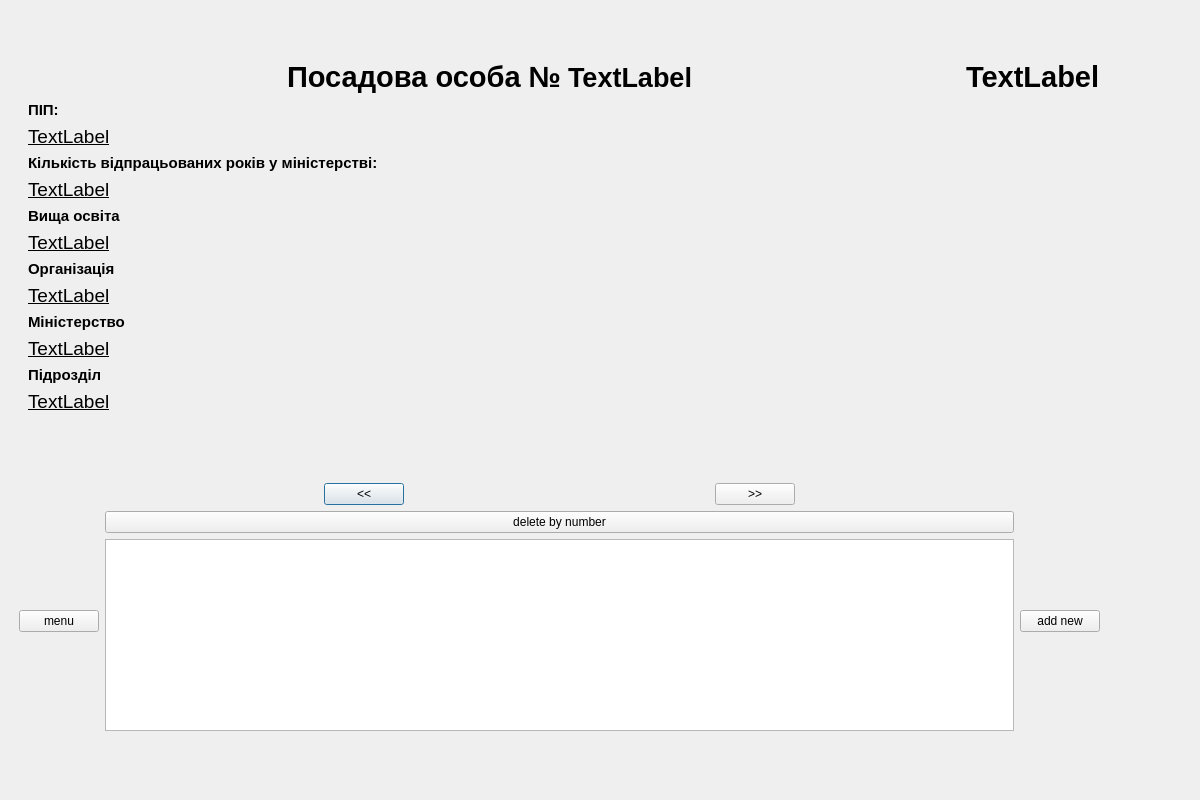
Before: the Qt Designer form Sem2/exam_2sem/listofpersons.ui in Alina-Hryn/OOP, drawn with Qt 5.
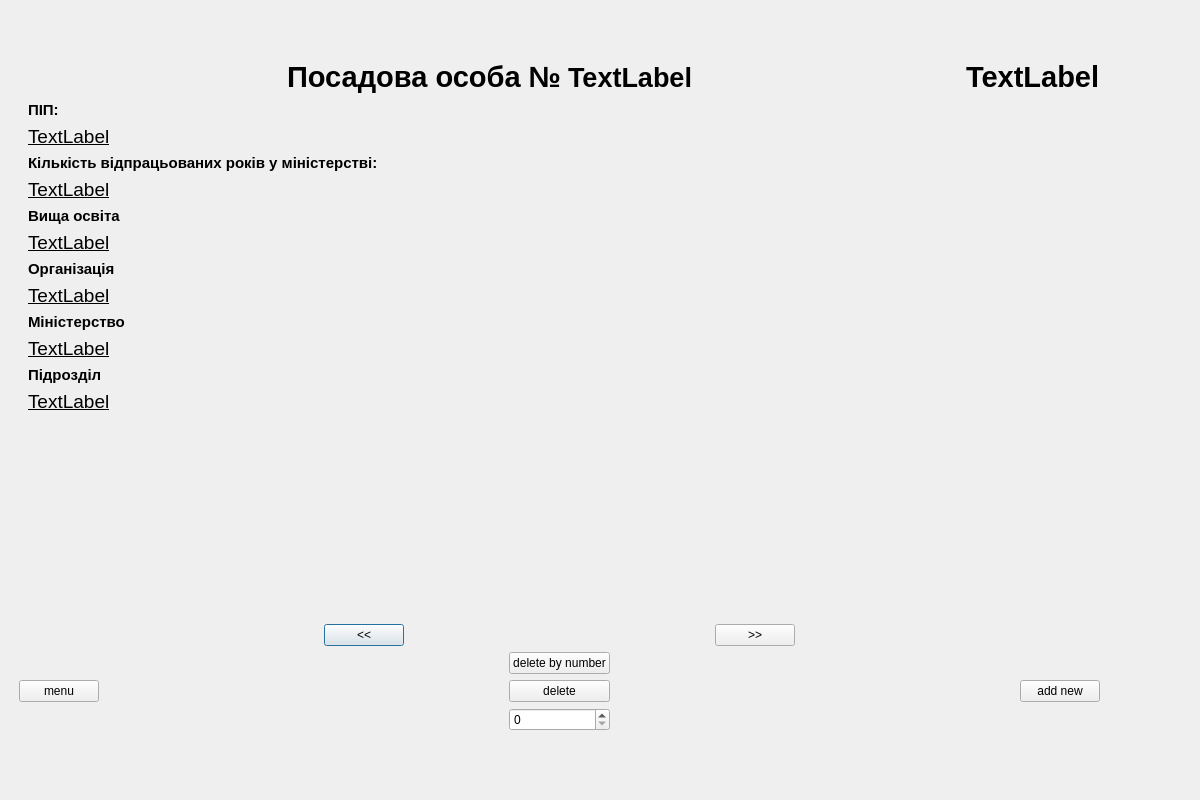
After: the same form once the commit is applied.

The edit to the form file:
```diff
--- a/Sem2/exam_2sem/listofpersons.ui
+++ b/Sem2/exam_2sem/listofpersons.ui
@@ -387,6 +387,19 @@
         </property>
        </widget>
       </item>
+      <item>
+       <spacer name="horizontalSpacer_6">
+        <property name="orientation">
+         <enum>Qt::Horizontal</enum>
+        </property>
+        <property name="sizeHint" stdset="0">
+         <size>
+          <width>40</width>
+          <height>20</height>
+         </size>
+        </property>
+       </spacer>
+      </item>
       <item>
        <layout class="QVBoxLayout" name="verticalLayout_5">
         <item>
@@ -397,10 +410,30 @@
          </widget>
         </item>
         <item>
-         <widget class="QTextEdit" name="textEdit"/>
+         <widget class="QPushButton" name="pushButton_6">
+          <property name="text">
+           <string>delete</string>
+          </property>
+         </widget>
+        </item>
+        <item>
+         <widget class="QSpinBox" name="spinBox"/>
         </item>
        </layout>
       </item>
+      <item>
+       <spacer name="horizontalSpacer_7">
+        <property name="orientation">
+         <enum>Qt::Horizontal</enum>
+        </property>
+        <property name="sizeHint" stdset="0">
+         <size>
+          <width>40</width>
+          <height>20</height>
+         </size>
+        </property>
+       </spacer>
+      </item>
       <item>
        <widget class="QPushButton" name="pushButton_3">
         <property name="text">
```
